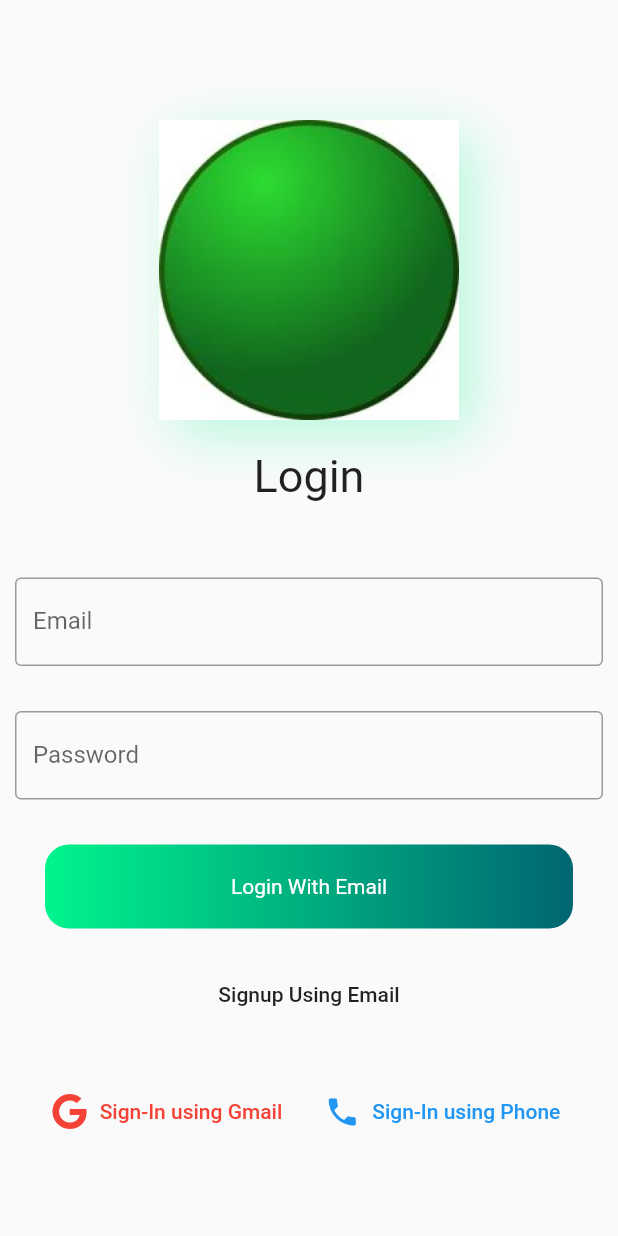
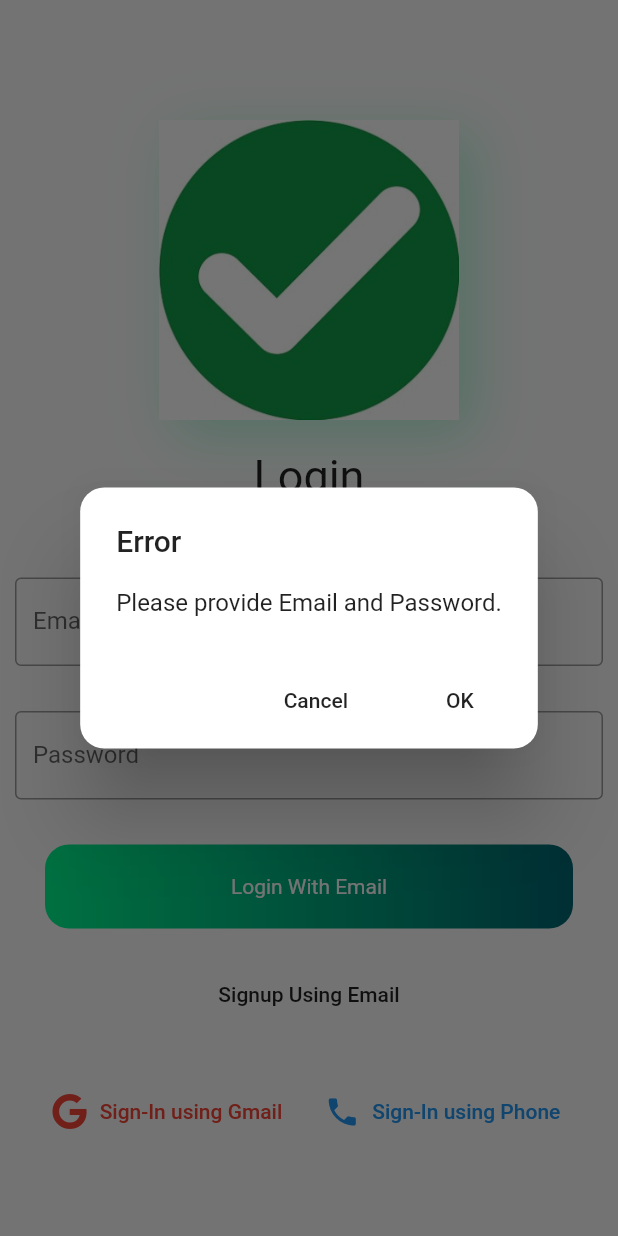
Before and after one commit to singhtaran1005/firebase-mytask, a Flutter app: the screen it shows after launch, after a tap on "Login With Email", on a phone screen of 412 x 824 dp. Run offline on Flutter 3.47's test engine with Material 2 defaults, Android fonts, the phone set to English and light mode, and no system bars; our stand-ins replace firebase_auth, font_awesome_flutter; accounts and stored records are empty.

```diff
--- a/mytask/lib/screens/login_screen.dart
+++ b/mytask/lib/screens/login_screen.dart
@@ -1,8 +1,20 @@
+import 'package:firebase_auth/firebase_auth.dart';
 import 'package:flutter/material.dart';
 import 'package:font_awesome_flutter/font_awesome_flutter.dart';
 import 'package:mytask/configure/config.dart';
 
-class LOGIN extends StatelessWidget {
+class LOGIN extends StatefulWidget {
+  @override
+  _LOGINState createState() => _LOGINState();
+}
+
+class _LOGINState extends State<LOGIN> {
+  final TextEditingController _emailController = TextEditingController();
+
+  final TextEditingController _passwordController = TextEditingController();
+
+  final FirebaseAuth _auth = FirebaseAuth.instance;
+
   @override
   Widget build(BuildContext context) {
     return SingleChildScrollView(
@@ -27,7 +39,7 @@ class LOGIN extends StatelessWidget {
                   ],
                 ),
                 child: Image(
-                  image: AssetImage('assets/logo_round.jpg'),
+                  image: AssetImage('assets/mytaskreal.jpg'),
                   width: 200.0,
                   height: 200.0,
                 ),
@@ -45,6 +57,7 @@ class LOGIN extends StatelessWidget {
                 padding: EdgeInsets.all(10),
                 margin: EdgeInsets.only(top: 40),
                 child: TextField(
+                  controller: _emailController,
                   decoration: InputDecoration(
                     border: OutlineInputBorder(),
                     labelText: "Email",
@@ -57,6 +70,7 @@ class LOGIN extends StatelessWidget {
                 padding: EdgeInsets.all(10),
                 margin: EdgeInsets.only(top: 10),
                 child: TextField(
+                  controller: _passwordController,
                   decoration: InputDecoration(
                     border: OutlineInputBorder(),
                     labelText: "Password",
@@ -66,7 +80,9 @@ class LOGIN extends StatelessWidget {
                 ),
               ),
               InkWell(
-                onTap: () {},
+                onTap: () {
+                  _signIn();
+                },
                 child: Container(
                   decoration: BoxDecoration(
                     gradient: LinearGradient(
@@ -135,4 +151,81 @@ class LOGIN extends StatelessWidget {
       ),
     );
   }
+
+  void _signIn() async {
+    String email = _emailController.text.trim();
+    String password = _passwordController.text;
+
+    if (email.isNotEmpty && password.isNotEmpty) {
+      _auth
+          .signInWithEmailAndPassword(email: email, password: password)
+          .then((user) {
+        showDialog(
+            context: context,
+            builder: (ctx) {
+              return AlertDialog(
+                shape: RoundedRectangleBorder(
+                    borderRadius: BorderRadius.circular(16)),
+                title: Text('Done'),
+                content: Text('SignIn success'),
+                actions: <Widget>[
+                  FlatButton(
+                    onPressed: () {
+                      Navigator.of(ctx).pop();
+                    },
+                    child: Text('Cancel'),
+                  ),
+                ],
+              );
+            });
+      }).catchError((e) {
+        showDialog(
+            context: context,
+            builder: (ctx) {
+              return AlertDialog(
+                shape: RoundedRectangleBorder(
+                    borderRadius: BorderRadius.circular(16)),
+                title: Text('Error'),
+                content: Text('${e.message}'),
+                actions: <Widget>[
+                  FlatButton(
+                    onPressed: () {
+                      Navigator.of(ctx).pop();
+                    },
+                    child: Text('Cancel'),
+                  ),
+                ],
+              );
+            });
+      });
+    } else {
+      showDialog(
+        context: context,
+        builder: (ctx) {
+          return AlertDialog(
+            shape:
+                RoundedRectangleBorder(borderRadius: BorderRadius.circular(16)),
+            title: Text('Error'),
+            content: Text('Please provide Email and Password.'),
+            actions: <Widget>[
+              FlatButton(
+                onPressed: () {
+                  Navigator.of(ctx).pop();
+                },
+                child: Text('Cancel'),
+              ),
+              FlatButton(
+                onPressed: () {
+                  _emailController.text = "";
+                  _passwordController.text = "";
+                  Navigator.of(ctx).pop();
+                },
+                child: Text('OK'),
+              ),
+            ],
+          );
+        },
+      );
+    }
+  }
 }
--- a/mytask/pubspec.yaml
+++ b/mytask/pubspec.yaml
@@ -30,6 +30,7 @@ dependencies:
   cupertino_icons: ^0.1.3
   flutter_launcher_icons: ^0.7.5
   font_awesome_flutter: ^8.8.1
+  firebase_auth: ^0.16.1
 
 dev_dependencies:
   flutter_test:
@@ -42,7 +43,7 @@ dev_dependencies:
 flutter_icons:
   android: true
   ios: true
-  image_path: "assets/logo_round.jpg"
+  image_path: "assets/mytaskreal.jpg"
   adaptive_icon_background: "assets/backgroundimage.jpg"
   adaptive_icon_foreground: "assets/logo_foreground.jpg"
 
@@ -59,7 +60,7 @@ flutter:
 
   # To add assets to your application, add an assets section, like this:
   assets:
-    - assets/logo_round.jpg
+    - assets/mytaskreal.jpg
   #   - images/a_dot_ham.jpeg
 
   # An image asset can refer to one or more resolution-specific "variants", see
```
Also changed, not shown: mytask/assets/mytaskreal.jpg (added), mytask/lib/screens/email_pass_signup.dart (added), mytask/pubspec.lock.
